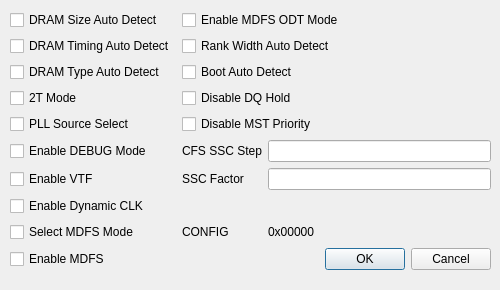
Above: src/tpr13dialog.ui from YuzukiTsuru/YFEL before the change. Below: the same form after it.
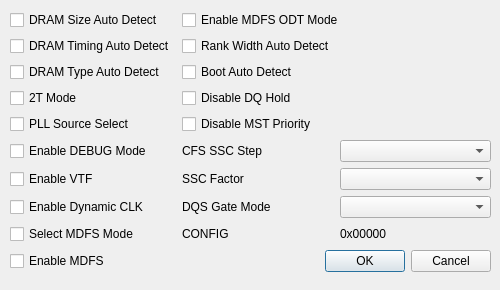
That is the form after the change.

Patch:
```diff
--- a/src/tpr13dialog.ui
+++ b/src/tpr13dialog.ui
@@ -25,7 +25,7 @@
      <x>10</x>
      <y>10</y>
      <width>481</width>
-     <height>264</height>
+     <height>266</height>
     </rect>
    </property>
    <layout class="QGridLayout" name="gridLayout">
@@ -144,12 +144,6 @@
       </property>
      </widget>
     </item>
-    <item row="5" column="3">
-     <widget class="QLineEdit" name="lineEdit_4"/>
-    </item>
-    <item row="6" column="3">
-     <widget class="QLineEdit" name="lineEdit_2"/>
-    </item>
     <item row="5" column="2">
      <widget class="QLabel" name="label">
       <property name="text">
@@ -178,6 +172,22 @@
       </property>
      </widget>
     </item>
+    <item row="7" column="2">
+     <widget class="QLabel" name="label_3">
+      <property name="text">
+       <string>DQS Gate Mode</string>
+      </property>
+     </widget>
+    </item>
+    <item row="7" column="3">
+     <widget class="QComboBox" name="dqs_gate_mode_comboBox"/>
+    </item>
+    <item row="6" column="3">
+     <widget class="QComboBox" name="ssc_comboBox_2"/>
+    </item>
+    <item row="5" column="3">
+     <widget class="QComboBox" name="cfs_comboBox_3"/>
+    </item>
    </layout>
   </widget>
  </widget>
```
